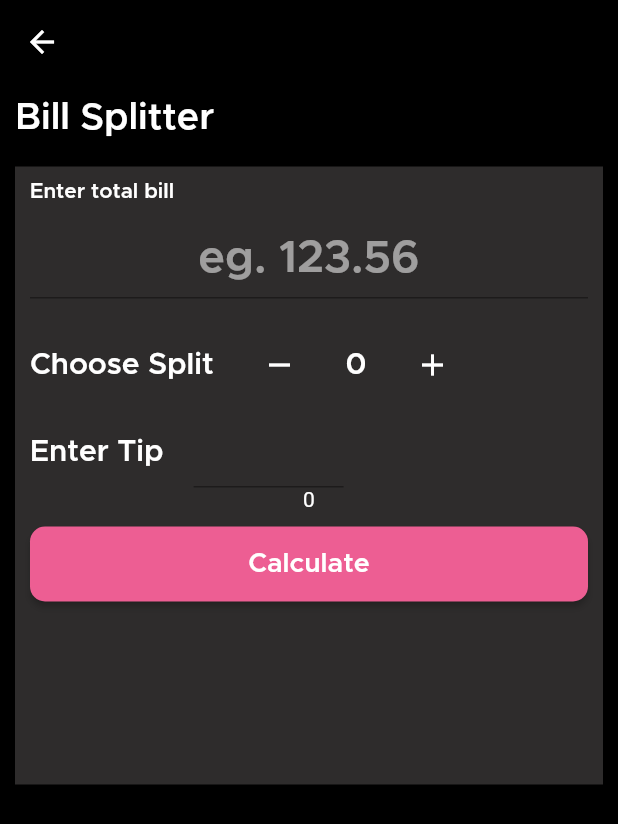
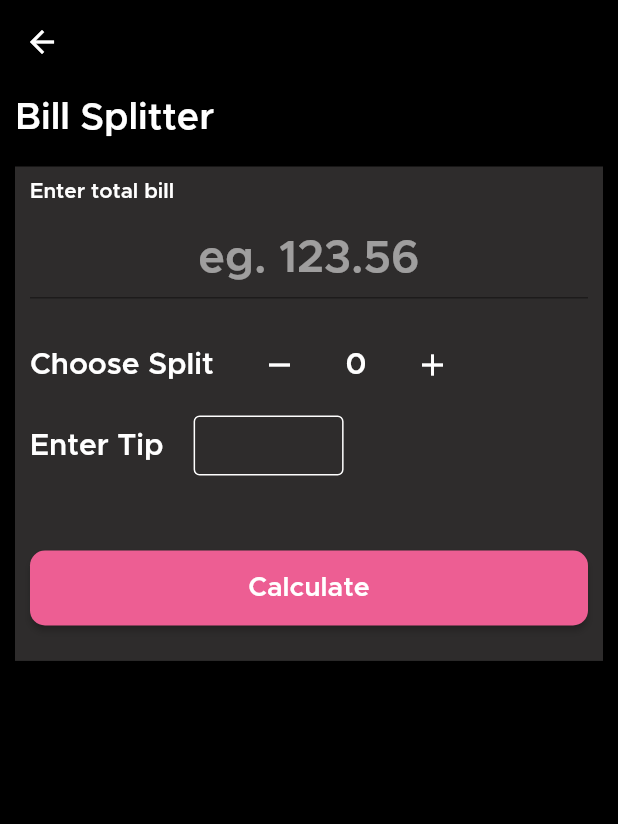
Before and after one commit to ameysunu/finmanager, a Flutter app: the Split screen opened directly, after a tap on "Calculate", on a phone screen of 412 x 824 dp. Shown: the top 824 px of the screen. Run offline on Flutter 3.47's test engine with Material 2 defaults, Android fonts, the phone set to English and light mode, and no system bars; our stand-ins replace firebase_auth, firebase_core, google_sign_in, hexcolor; missing offline and left inert: dart:ffi; accounts and stored records are empty.

Commit message:
split changed

```diff
--- a/lib/pages/split.dart
+++ b/lib/pages/split.dart
@@ -60,7 +60,7 @@ class _SplitState extends State<Split> {
                   padding: const EdgeInsets.all(10.0),
                   child: Container(
                     color: HexColor('#2E2C2C'),
-                    height: MediaQuery.of(context).size.height * 0.5,
+                    height: MediaQuery.of(context).size.height * 0.4,
                     width: MediaQuery.of(context).size.width * 1,
                     child: Column(
                       crossAxisAlignment: CrossAxisAlignment.start,
@@ -166,7 +166,13 @@ class _SplitState extends State<Split> {
                                   left: 10.0, right: 10, top: 10),
                               child: Container(
                                 width: 100,
+                                height: 40,
                                 child: TextField(
+                                  decoration: new InputDecoration(
+                                    enabledBorder: new OutlineInputBorder(
+                                        borderSide: new BorderSide(
+                                            color: Colors.white)),
+                                  ),
                                   controller: tipController,
                                   style: TextStyle(
                                       color: Colors.white,
@@ -177,13 +183,8 @@ class _SplitState extends State<Split> {
                             ),
                           ],
                         ),
-                        Center(
-                            child: Text(
-                          calc.toString(),
-                          style: TextStyle(color: Colors.white),
-                        )),
                         Padding(
-                          padding: const EdgeInsets.fromLTRB(10.0, 10, 10, 10),
+                          padding: const EdgeInsets.fromLTRB(10.0, 50, 10, 10),
                           child: RaisedButton(
                             color: HexColor('#ED5E93'),
                             child: Container(
@@ -206,6 +207,7 @@ class _SplitState extends State<Split> {
                             ),
                             onPressed: () {
                               billCalc();
+                              _popup(context);
                             },
                           ),
                         ),
@@ -222,4 +224,17 @@ class _SplitState extends State<Split> {
   }
 }
 
-void popup() {}
+void _popup(BuildContext context) {
+  showDialog(
+      context: context,
+      builder: (context) {
+        return AlertDialog(
+          title: Center(
+            child: Text(
+              calc.toString(),
+              style: TextStyle(fontFamily: 'Poppins'),
+            ),
+          ),
+        );
+      });
+}
```
